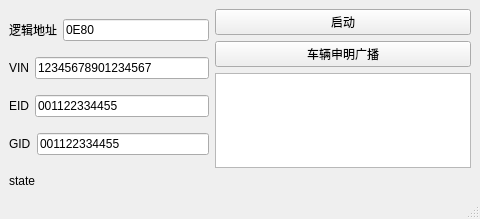
Above: mainwindow.ui from mcli244/DoIP_Server before the change. Below: the same form after it.
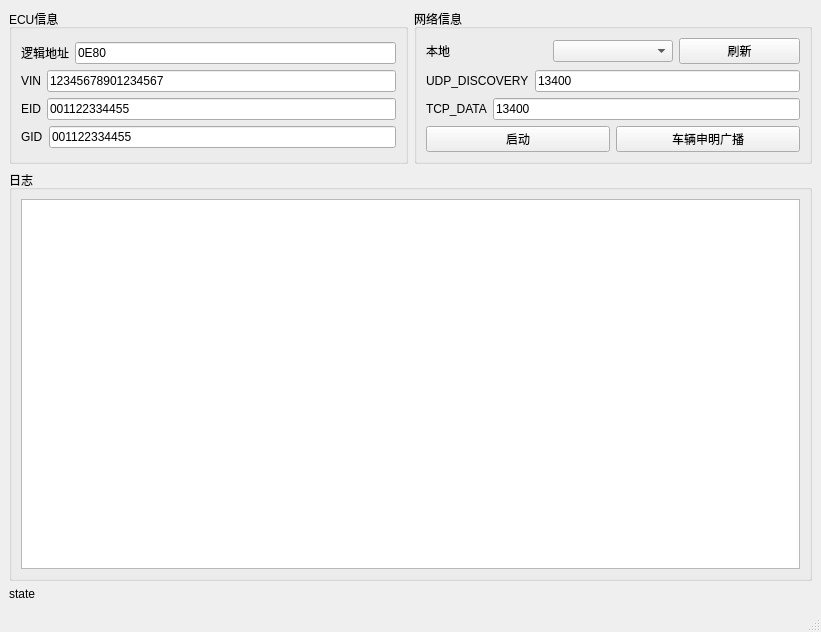
That is the form after the change.

```diff
--- a/mainwindow.ui
+++ b/mainwindow.ui
@@ -6,8 +6,8 @@
    <rect>
     <x>0</x>
     <y>0</y>
-    <width>480</width>
-    <height>219</height>
+    <width>821</width>
+    <height>632</height>
    </rect>
   </property>
   <property name="sizePolicy">
@@ -26,12 +26,18 @@
    <string>MainWindow</string>
   </property>
   <widget class="QWidget" name="centralwidget">
+   <layout class="QGridLayout" name="gridLayout_3">
+    <item row="0" column="0">
+     <layout class="QVBoxLayout" name="verticalLayout_4">
+      <item>
+       <layout class="QHBoxLayout" name="horizontalLayout_7">
+        <item>
+         <widget class="QGroupBox" name="groupBox">
+          <property name="title">
+           <string>ECU信息</string>
+          </property>
    <layout class="QGridLayout" name="gridLayout">
     <item row="0" column="0">
-     <layout class="QVBoxLayout" name="verticalLayout_3">
-      <item>
-       <layout class="QHBoxLayout" name="horizontalLayout_5">
-        <item>
          <layout class="QVBoxLayout" name="verticalLayout">
           <item>
            <layout class="QHBoxLayout" name="horizontalLayout">
@@ -131,8 +137,74 @@
           </item>
          </layout>
         </item>
+          </layout>
+         </widget>
+        </item>
         <item>
-         <layout class="QVBoxLayout" name="verticalLayout_2">
+         <widget class="QGroupBox" name="groupBox_3">
+          <property name="title">
+           <string>网络信息</string>
+          </property>
+          <layout class="QVBoxLayout" name="verticalLayout_3">
+           <item>
+            <layout class="QHBoxLayout" name="horizontalLayout_5">
+             <item>
+              <widget class="QLabel" name="label_5">
+               <property name="text">
+                <string>本地</string>
+               </property>
+              </widget>
+             </item>
+             <item>
+              <widget class="QComboBox" name="comboBox_iface"/>
+             </item>
+             <item>
+              <widget class="QPushButton" name="pushButton_refresh">
+               <property name="text">
+                <string>刷新</string>
+               </property>
+              </widget>
+             </item>
+            </layout>
+           </item>
+           <item>
+            <layout class="QHBoxLayout" name="horizontalLayout_8">
+             <item>
+              <widget class="QLabel" name="label_6">
+               <property name="text">
+                <string>UDP_DISCOVERY</string>
+               </property>
+              </widget>
+             </item>
+             <item>
+              <widget class="QLineEdit" name="lineEdit_UDP_DISCOVER">
+               <property name="text">
+                <string>13400</string>
+               </property>
+              </widget>
+             </item>
+            </layout>
+           </item>
+           <item>
+            <layout class="QHBoxLayout" name="horizontalLayout_9">
+             <item>
+              <widget class="QLabel" name="label_7">
+               <property name="text">
+                <string>TCP_DATA</string>
+               </property>
+              </widget>
+             </item>
+             <item>
+              <widget class="QLineEdit" name="lineEdit_TCP_DATA">
+               <property name="text">
+                <string>13400</string>
+               </property>
+              </widget>
+             </item>
+            </layout>
+           </item>
+           <item>
+            <layout class="QHBoxLayout" name="horizontalLayout_6">
           <item>
            <widget class="QPushButton" name="pushButton_start">
             <property name="text">
@@ -147,12 +219,28 @@
             </property>
            </widget>
           </item>
+            </layout>
+           </item>
+          </layout>
+         </widget>
+        </item>
+       </layout>
+      </item>
+      <item>
+       <widget class="QGroupBox" name="groupBox_2">
+        <property name="title">
+         <string>日志</string>
+        </property>
+        <layout class="QGridLayout" name="gridLayout_2">
+         <item row="0" column="0">
+          <layout class="QVBoxLayout" name="verticalLayout_2">
           <item>
            <widget class="QTextBrowser" name="textBrowser"/>
           </item>
          </layout>
         </item>
        </layout>
+       </widget>
       </item>
       <item>
        <widget class="QLabel" name="label_state">
```
Left out of the diff: 4 changed lines with no effect on the pictures. Lines whose indentation alone changed are shown as unchanged.
